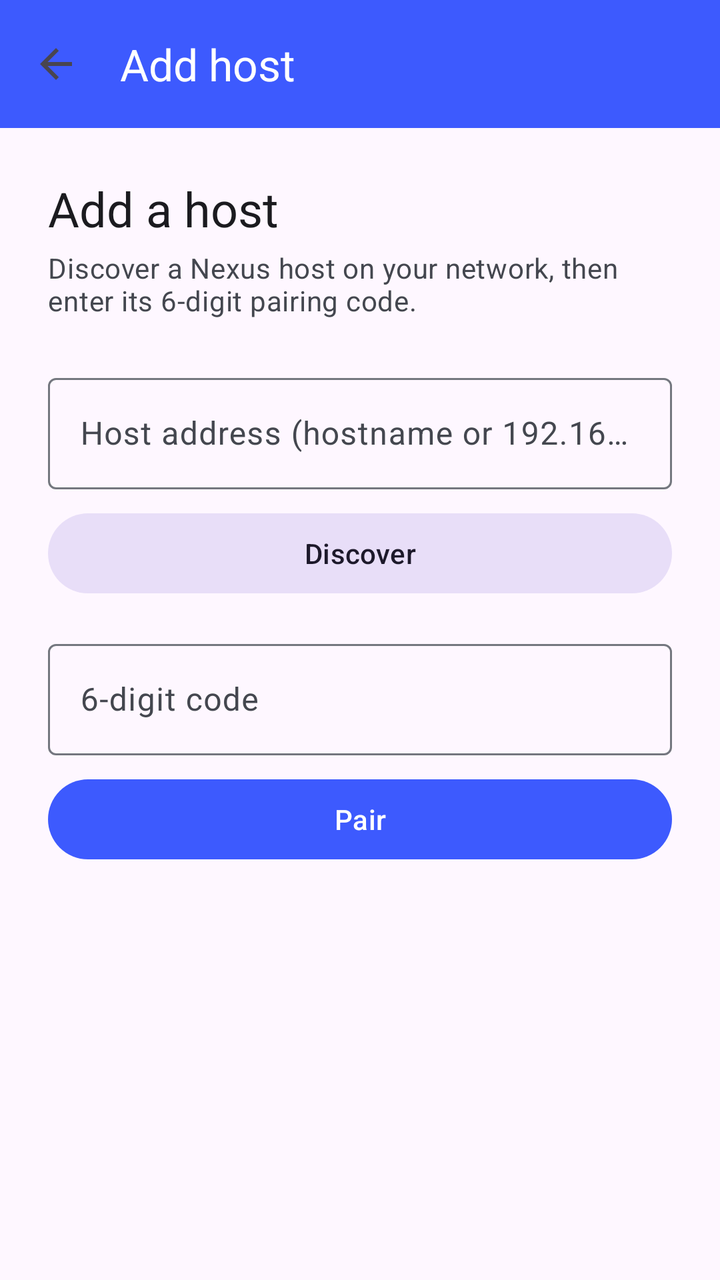
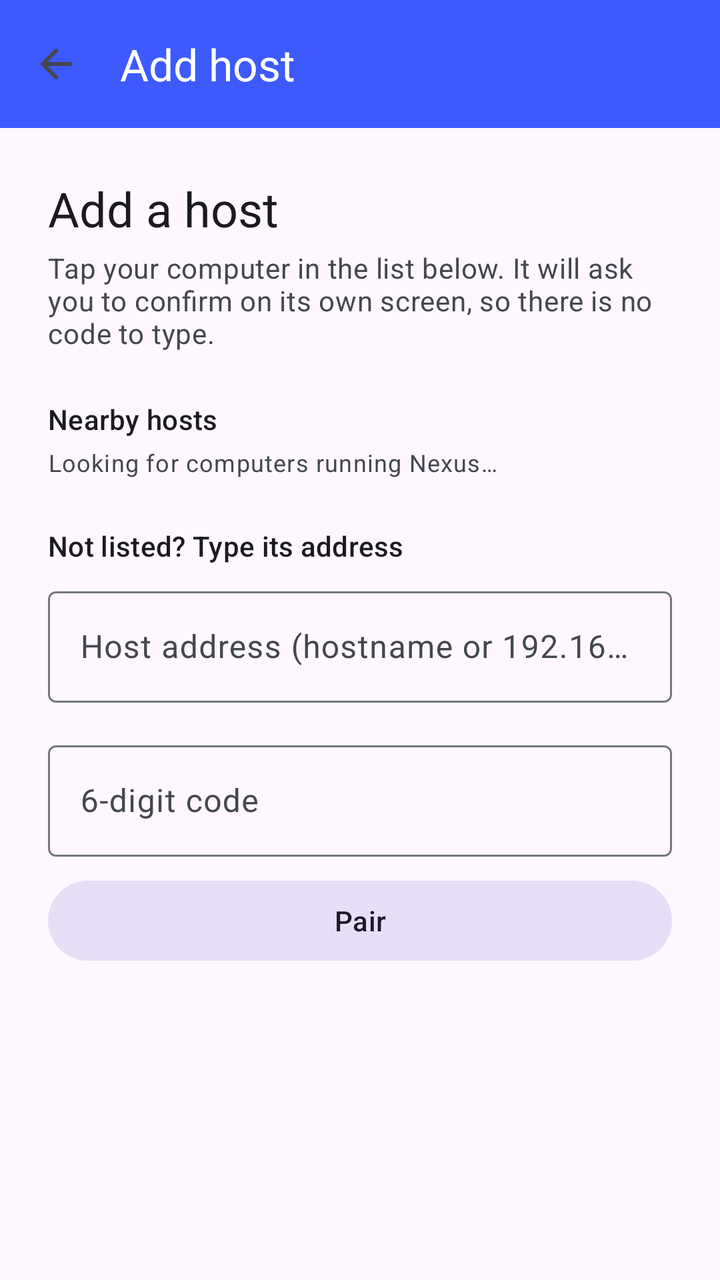

Two renders of the same Android screen: before a commit and after it. Below are the layout's source before the change and the commit's diff.
<!-- AndroidManifest.xml: application theme Theme.Nexus -->
<!-- res/layout/activity_pairing.xml -->
<?xml version="1.0" encoding="utf-8"?>
<LinearLayout xmlns:android="http://schemas.android.com/apk/res/android"
    xmlns:app="http://schemas.android.com/apk/res-auto"
    android:layout_width="match_parent"
    android:layout_height="match_parent"
    android:orientation="vertical">

    <com.google.android.material.appbar.MaterialToolbar
        android:id="@+id/toolbar"
        android:layout_width="match_parent"
        android:layout_height="?attr/actionBarSize"
        android:background="?attr/colorPrimary"
        app:navigationIcon="@drawable/ic_arrow_back"
        app:title="@string/add_host"
        app:titleTextColor="?attr/colorOnPrimary" />

    <androidx.core.widget.NestedScrollView
        android:layout_width="match_parent"
        android:layout_height="match_parent"
        android:fillViewport="true">

        <LinearLayout
            android:layout_width="match_parent"
            android:layout_height="wrap_content"
            android:orientation="vertical"
            android:padding="24dp">

            <TextView
                android:layout_width="wrap_content"
                android:layout_height="wrap_content"
                android:text="@string/pairing_title"
                android:textAppearance="?attr/textAppearanceHeadlineSmall"
                android:textColor="?attr/colorOnSurface" />

            <TextView
                android:layout_width="wrap_content"
                android:layout_height="wrap_content"
                android:layout_marginTop="4dp"
                android:text="@string/pairing_subtitle"
                android:textAppearance="?attr/textAppearanceBodyMedium"
                android:textColor="?attr/colorOnSurfaceVariant" />

            <com.google.android.material.textfield.TextInputLayout
                android:layout_width="match_parent"
                android:layout_height="wrap_content"
                android:layout_marginTop="24dp"
                android:hint="@string/host_address_hint"
                app:boxBackgroundMode="outline">

                <com.google.android.material.textfield.TextInputEditText
                    android:id="@+id/addressInput"
                    android:layout_width="match_parent"
                    android:layout_height="wrap_content"
                    android:inputType="text"
                    android:importantForAutofill="no" />
            </com.google.android.material.textfield.TextInputLayout>

            <com.google.android.material.button.MaterialButton
                android:id="@+id/discoverButton"
                style="@style/Widget.Material3.Button.TonalButton"
                android:layout_width="match_parent"
                android:layout_height="wrap_content"
                android:layout_marginTop="8dp"
                android:text="@string/discover" />

            <com.google.android.material.textfield.TextInputLayout
                android:layout_width="match_parent"
                android:layout_height="wrap_content"
                android:layout_marginTop="16dp"
                android:hint="@string/pair_code_hint"
                app:boxBackgroundMode="outline">

                <com.google.android.material.textfield.TextInputEditText
                    android:id="@+id/codeInput"
                    android:layout_width="match_parent"
                    android:layout_height="wrap_content"
                    android:inputType="number"
                    android:maxLength="6" />
            </com.google.android.material.textfield.TextInputLayout>

            <LinearLayout
                android:id="@+id/discoveredHostsContainer"
                android:layout_width="match_parent"
                android:layout_height="wrap_content"
                android:layout_marginTop="8dp"
                android:orientation="vertical"
                android:visibility="gone">

                <TextView
                    android:layout_width="wrap_content"
                    android:layout_height="wrap_content"
                    android:text="@string/discovered_hosts"
                    android:textAppearance="?attr/textAppearanceBodySmall"
                    android:textColor="?attr/colorOnSurfaceVariant" />

                <ListView
                    android:id="@+id/discoveredHostsList"
                    android:layout_width="match_parent"
                    android:layout_height="120dp"
                    android:visibility="gone" />
            </LinearLayout>

            <com.google.android.material.button.MaterialButton
                android:id="@+id/pairButton"
                android:layout_width="match_parent"
                android:layout_height="wrap_content"
                android:layout_marginTop="8dp"
                android:text="@string/pair" />

            <TextView
                android:id="@+id/statusText"
                android:layout_width="match_parent"
                android:layout_height="wrap_content"
                android:layout_marginTop="16dp"
                android:gravity="center"
                android:padding="12dp"
                android:textAppearance="?attr/textAppearanceBodyMedium"
                android:textColor="?attr/colorOnSurfaceVariant" />

        </LinearLayout>
    </androidx.core.widget.NestedScrollView>
</LinearLayout>
<!-- resources referenced by this layout -->
<resources>
  <!-- drawable ic_arrow_back (drawable) -->
  <vector xmlns:android="http://schemas.android.com/apk/res/android"
      android:width="24dp"
      android:height="24dp"
      android:viewportWidth="24"
      android:viewportHeight="24"
      android:tint="?attr/colorControlNormal">
      <path
          android:fillColor="#FFFFFF"
          android:pathData="M20,11H7.83l5.59,-5.59L12,4l-8,8 8,8 1.41,-1.41L7.83,13H20v-2z" />
  </vector>
  <string name="add_host">Add host</string>
  <string name="discover">Discover</string>
  <string name="discovered_hosts">Discovered hosts</string>
  <string name="host_address_hint">Host address (hostname or 192.168.x.x)</string>
  <string name="pair">Pair</string>
  <string name="pair_code_hint">6-digit code</string>
  <string name="pairing_subtitle">Discover a Nexus host on your network, then enter its 6-digit pairing code.</string>
  <string name="pairing_title">Add a host</string>
  <style name="Theme.Nexus" parent="Theme.Material3.DayNight.NoActionBar">
          <item name="colorPrimary">@color/nexus_primary</item>
          <item name="colorOnPrimary">@color/nexus_on_primary</item>
          <item name="colorPrimaryContainer">@color/nexus_primary_container</item>
          <item name="colorOnPrimaryContainer">@color/nexus_on_primary_container</item>
          <item name="colorSecondary">@color/nexus_secondary</item>
          <item name="colorOnSecondary">@color/nexus_on_secondary</item>
          <item name="colorSurface">@color/nexus_surface</item>
          <item name="colorOnSurface">@color/nexus_on_surface</item>
          <item name="colorSurfaceVariant">@color/nexus_surface_variant</item>
          <item name="colorOnSurfaceVariant">@color/nexus_on_surface_variant</item>
          <item name="colorOutline">@color/nexus_outline</item>
          <item name="android:statusBarColor">@color/nexus_background</item>
          <item name="android:navigationBarColor">@color/nexus_background</item>
      </style>
  <color name="nexus_primary">#3D5AFE</color>
  <color name="nexus_on_primary">#FFFFFF</color>
  <color name="nexus_primary_container">#DCE1FF</color>
  <color name="nexus_on_primary_container">#00105C</color>
  <color name="nexus_secondary">#575E72</color>
  <color name="nexus_on_secondary">#FFFFFF</color>
  <color name="nexus_surface">#FEF7FF</color>
  <color name="nexus_on_surface">#1B1B1F</color>
  <color name="nexus_surface_variant">#E1E2EC</color>
  <color name="nexus_on_surface_variant">#44474F</color>
  <color name="nexus_outline">#74777F</color>
  <color name="nexus_background">#FEF7FF</color>
</resources>

<!-- the commit's change to res/layout/activity_pairing.xml (unified diff, before → after) -->
@@ -40,10 +40,43 @@
                 android:textAppearance="?attr/textAppearanceBodyMedium"
                 android:textColor="?attr/colorOnSurfaceVariant" />
 
+
+            <TextView
+                android:layout_width="wrap_content"
+                android:layout_height="wrap_content"
+                android:layout_marginTop="24dp"
+                android:text="@string/discovered_hosts"
+                android:textAppearance="?attr/textAppearanceTitleSmall"
+                android:textColor="?attr/colorOnSurface" />
+
+            <TextView
+                android:id="@+id/nearbyHint"
+                android:layout_width="wrap_content"
+                android:layout_height="wrap_content"
+                android:layout_marginTop="4dp"
+                android:text="@string/nearby_hint"
+                android:textAppearance="?attr/textAppearanceBodySmall"
+                android:textColor="?attr/colorOnSurfaceVariant" />
+
+            <LinearLayout
+                android:id="@+id/nearbyList"
+                android:layout_width="match_parent"
+                android:layout_height="wrap_content"
+                android:orientation="vertical" />
+
+
+            <TextView
+                android:layout_width="wrap_content"
+                android:layout_height="wrap_content"
+                android:layout_marginTop="24dp"
+                android:text="@string/manual_title"
+                android:textAppearance="?attr/textAppearanceTitleSmall"
+                android:textColor="?attr/colorOnSurface" />
+
             <com.google.android.material.textfield.TextInputLayout
                 android:layout_width="match_parent"
                 android:layout_height="wrap_content"
-                android:layout_marginTop="24dp"
+                android:layout_marginTop="8dp"
                 android:hint="@string/host_address_hint"
                 app:boxBackgroundMode="outline">
 
@@ -54,14 +87,6 @@
                     android:inputType="text"
                     android:importantForAutofill="no" />
             </com.google.android.material.textfield.TextInputLayout>
-
-            <com.google.android.material.button.MaterialButton
-                android:id="@+id/discoverButton"
-                style="@style/Widget.Material3.Button.TonalButton"
-                android:layout_width="match_parent"
-                android:layout_height="wrap_content"
-                android:layout_marginTop="8dp"
-                android:text="@string/discover" />
 
             <com.google.android.material.textfield.TextInputLayout
                 android:layout_width="match_parent"
@@ -78,30 +103,9 @@
                     android:maxLength="6" />
             </com.google.android.material.textfield.TextInputLayout>
 
-            <LinearLayout
-                android:id="@+id/discoveredHostsContainer"
-                android:layout_width="match_parent"
-                android:layout_height="wrap_content"
-                android:layout_marginTop="8dp"
-                android:orientation="vertical"
-                android:visibility="gone">
-
-                <TextView
-                    android:layout_width="wrap_content"
-                    android:layout_height="wrap_content"
-                    android:text="@string/discovered_hosts"
-                    android:textAppearance="?attr/textAppearanceBodySmall"
-                    android:textColor="?attr/colorOnSurfaceVariant" />
-
-                <ListView
-                    android:id="@+id/discoveredHostsList"
-                    android:layout_width="match_parent"
-                    android:layout_height="120dp"
-                    android:visibility="gone" />
-            </LinearLayout>
-
             <com.google.android.material.button.MaterialButton
                 android:id="@+id/pairButton"
+                style="@style/Widget.Material3.Button.TonalButton"
                 android:layout_width="match_parent"
                 android:layout_height="wrap_content"
                 android:layout_marginTop="8dp"
<!-- resource entries referenced after the edit -->
@@ -12,12 +12,13 @@
           android:pathData="M20,11H7.83l5.59,-5.59L12,4l-8,8 8,8 1.41,-1.41L7.83,13H20v-2z" />
   </vector>
   <string name="add_host">Add host</string>
-  <string name="discover">Discover</string>
-  <string name="discovered_hosts">Discovered hosts</string>
+  <string name="discovered_hosts">Nearby hosts</string>
   <string name="host_address_hint">Host address (hostname or 192.168.x.x)</string>
+  <string name="manual_title">Not listed? Type its address</string>
+  <string name="nearby_hint">Looking for computers running Nexus…</string>
   <string name="pair">Pair</string>
   <string name="pair_code_hint">6-digit code</string>
-  <string name="pairing_subtitle">Discover a Nexus host on your network, then enter its 6-digit pairing code.</string>
+  <string name="pairing_subtitle">Tap your computer in the list below. It will ask you to confirm on its own screen, so there is no code to type.</string>
   <string name="pairing_title">Add a host</string>
   <style name="Theme.Nexus" parent="Theme.Material3.DayNight.NoActionBar">
           <item name="colorPrimary">@color/nexus_primary</item>
